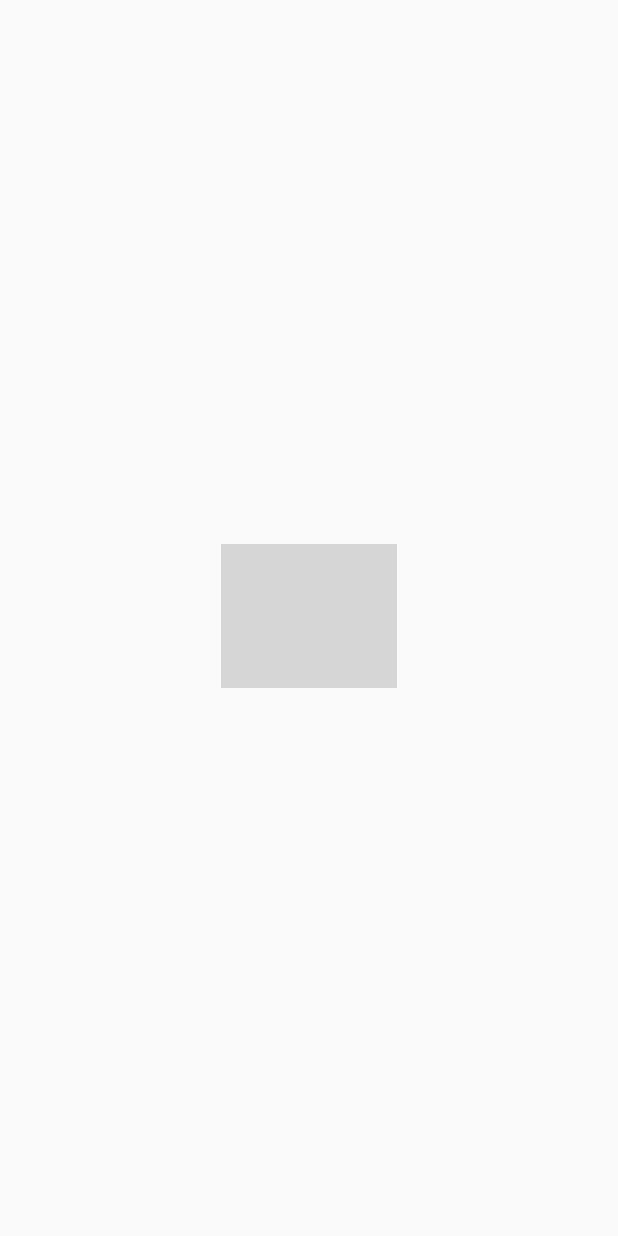
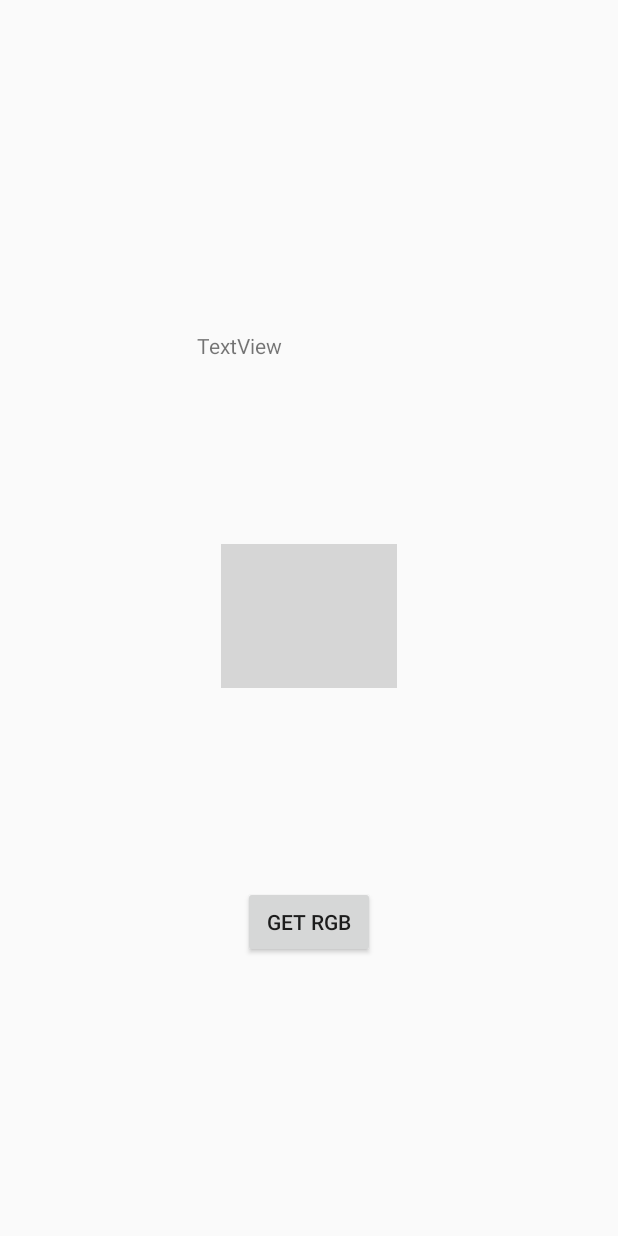
Before and after one commit to INILARSION/AIbelTasman, an Android app: the layout activity_camera.xml on its own in the app's theme, with its tools: preview values and no code run, on a phone screen of 412 x 824 dp. Run offline under Robolectric (Android 15) with nearby library versions, the phone set to English and light mode, and no system bars; grey boxes are pictures that could not be loaded.

Commit message:
added button to get rgb values

```diff
--- a/app/src/main/res/layout/activity_camera.xml
+++ b/app/src/main/res/layout/activity_camera.xml
@@ -19,4 +19,35 @@
         app:layout_constraintStart_toStartOf="parent"
         app:layout_constraintTop_toTopOf="parent"
         app:layout_constraintVertical_bias="0.498" />
+
+    <TextView
+        android:id="@+id/RGB"
+        android:layout_width="149dp"
+        android:layout_height="27dp"
+        android:layout_marginStart="16dp"
+        android:layout_marginTop="8dp"
+        android:layout_marginEnd="8dp"
+        android:layout_marginBottom="8dp"
+        android:text="TextView"
+        app:layout_constraintBottom_toBottomOf="parent"
+        app:layout_constraintEnd_toEndOf="parent"
+        app:layout_constraintHorizontal_bias="0.484"
+        app:layout_constraintStart_toStartOf="parent"
+        app:layout_constraintTop_toTopOf="parent"
+        app:layout_constraintVertical_bias="0.272" />
+
+    <Button
+        android:id="@+id/BTRGB"
+        android:layout_width="wrap_content"
+        android:layout_height="wrap_content"
+        android:layout_marginStart="8dp"
+        android:layout_marginTop="8dp"
+        android:layout_marginEnd="8dp"
+        android:layout_marginBottom="8dp"
+        android:text="Get RGB"
+        app:layout_constraintBottom_toBottomOf="parent"
+        app:layout_constraintEnd_toEndOf="parent"
+        app:layout_constraintStart_toStartOf="parent"
+        app:layout_constraintTop_toTopOf="parent"
+        app:layout_constraintVertical_bias="0.767" />
 </android.support.constraint.ConstraintLayout>
```
Also changed, not shown: app/src/main/java/com/aibeltasman/lk/aibeltasman/CameraUtil.java (+30 -2 lines), app/src/main/java/com/aibeltasman/lk/aibeltasman/MainActivity.java (+32 -4 lines).
